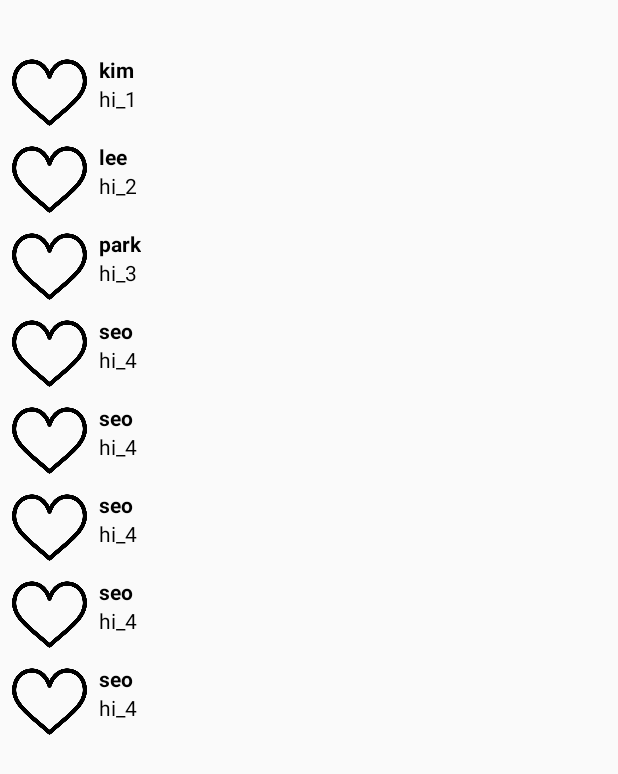
After one commit to leesoongin/BangkokChallenge, an Android app: the CommentActivity screen opened directly, with no data from a screen before it, on a phone screen of 412 x 824 dp. The commit adds this screen. Shown: the top 774 px of the screen. Run offline under Robolectric (Android 15) with nearby library versions, the phone set to English and light mode, and no system bars.

Commit message:
댓글 view 추가.미완

```diff
--- /dev/null
+++ b/app/src/main/java/com/example/bangkokchallenge/comment/CommentActivity.kt
@@ -0,0 +1,43 @@
+package com.example.bangkokchallenge.comment
+
+import androidx.appcompat.app.AppCompatActivity
+import android.os.Bundle
+import android.widget.LinearLayout
+import androidx.recyclerview.widget.LinearLayoutManager
+import androidx.recyclerview.widget.RecyclerView
+import com.example.bangkokchallenge.R
+import com.example.bangkokchallenge.model.CommentItem
+import org.jetbrains.annotations.Contract
+import org.w3c.dom.Comment
+
+class CommentActivity : AppCompatActivity() ,CommentContract.View {
+/*   comment_discription
+    comment_discription_divider
+    comment_recyclerview*/
+
+    override lateinit var presenter:CommentContract.Presenter
+    private lateinit var interactor:CommentContract.CommentInteractor
+
+    private lateinit var recyclerView:RecyclerView
+
+    override fun onCreate(savedInstanceState: Bundle?) {
+        super.onCreate(savedInstanceState)
+        setContentView(R.layout.activity_comment)
+
+        initViews()
+
+        interactor=CommentInteractorImpl()
+        presenter=CommentPresenter(this,interactor)
+
+        presenter.requestCommentDateFromServer()
+    }
+
+    override fun setRecyclerViewData(responseData: List<CommentItem>) {
+        recyclerView.adapter=CommentAdapter(responseData)
+    }
+
+    fun initViews(){
+        recyclerView=findViewById(R.id.comment_recyclerview)
+        recyclerView.layoutManager=LinearLayoutManager(applicationContext, RecyclerView.VERTICAL,false)
+    }
+}
--- /dev/null
+++ b/app/src/main/java/com/example/bangkokchallenge/comment/CommentAdapter.kt
@@ -0,0 +1,40 @@
+package com.example.bangkokchallenge.comment
+
+import android.view.LayoutInflater
+import android.view.View
+import android.view.ViewGroup
+import android.widget.ImageView
+import android.widget.TextView
+import androidx.recyclerview.widget.RecyclerView
+import com.example.bangkokchallenge.R
+import com.example.bangkokchallenge.model.CommentItem
+
+class CommentAdapter (
+    private val dataList:List<CommentItem>
+):RecyclerView.Adapter<CommentAdapter.CommentItemViewHolder>(){
+
+    override fun onCreateViewHolder(parent: ViewGroup, viewType: Int):CommentItemViewHolder {
+        var view=LayoutInflater.from(parent.context).inflate(R.layout.item_comment,parent,false)
+
+        return CommentItemViewHolder(view)
+    }
+
+    override fun getItemCount(): Int {
+        return dataList.size
+    }
+
+    override fun onBindViewHolder(holder: CommentItemViewHolder, position: Int) {
+        holder.apply {
+            userName.text=dataList[position].userName
+            comment.text=dataList[position].comment
+        }
+    }
+
+    class CommentItemViewHolder(view:View):RecyclerView.ViewHolder(view){
+        var profileImage: ImageView = view.findViewById(R.id.comment_item_profile_image)
+        var userName:TextView=view.findViewById(R.id.comment_item_user_name)
+        var comment:TextView=view.findViewById(R.id.comment_item_comment)
+    }
+
+
+}
--- /dev/null
+++ b/app/src/main/java/com/example/bangkokchallenge/comment/CommentContract.kt
@@ -0,0 +1,24 @@
+package com.example.bangkokchallenge.comment
+
+import com.example.bangkokchallenge.base.BasePresenter
+import com.example.bangkokchallenge.base.BaseView
+import com.example.bangkokchallenge.model.CommentItem
+
+interface CommentContract {
+    interface View:BaseView<Presenter>{
+        fun setRecyclerViewData(responseData :List<CommentItem>)
+    }
+
+    interface Presenter:BasePresenter{
+        fun requestCommentDateFromServer()
+    }
+
+    interface CommentInteractor{
+        fun getCommentDate(onFinishedListener:OnFinishedListener)
+
+        interface OnFinishedListener{
+            fun onSuccess(noticeArrayList:List<CommentItem>)
+        }
+    }
+
+}
--- /dev/null
+++ b/app/src/main/java/com/example/bangkokchallenge/comment/CommentInteractorImpl.kt
@@ -0,0 +1,20 @@
+package com.example.bangkokchallenge.comment
+
+import com.example.bangkokchallenge.model.CommentItem
+
+class CommentInteractorImpl :CommentContract.CommentInteractor{
+    override fun getCommentDate(onFinishedListener: CommentContract.CommentInteractor.OnFinishedListener) {
+
+        onFinishedListener.onSuccess(arrayListOf(
+            CommentItem("image","kim","hi_1"),
+            CommentItem("image","lee","hi_2"),
+            CommentItem("image","park","hi_3"),
+            CommentItem("image","seo","hi_4"),
+            CommentItem("image","seo","hi_4"),
+            CommentItem("image","seo","hi_4"),
+            CommentItem("image","seo","hi_4"),
+            CommentItem("image","seo","hi_4")
+        ))
+    }
+
+}
--- /dev/null
+++ b/app/src/main/java/com/example/bangkokchallenge/comment/CommentPresenter.kt
@@ -0,0 +1,23 @@
+package com.example.bangkokchallenge.comment
+
+import com.example.bangkokchallenge.model.CommentItem
+import org.w3c.dom.Comment
+
+class CommentPresenter(
+    private val commentView:CommentContract.View,
+    private val commentInteractor:CommentContract.CommentInteractor
+) :CommentContract.Presenter, CommentContract.CommentInteractor.OnFinishedListener{
+
+    override fun start() {
+        TODO("not implemented") //To change body of created functions use File | Settings | File Templates.
+    }
+
+    override fun requestCommentDateFromServer() {
+        commentInteractor.getCommentDate(this)
+    }
+
+    override fun onSuccess(noticeArrayList:List<CommentItem>) {
+        commentView.setRecyclerViewData(noticeArrayList)
+    }
+
+}
--- /dev/null
+++ b/app/src/main/java/com/example/bangkokchallenge/model/CommentItem.kt
@@ -0,0 +1,7 @@
+package com.example.bangkokchallenge.model
+
+data class CommentItem(
+    var profileImage:String?,
+    var userName:String?,
+    var comment:String
+)
--- a/app/src/main/java/com/example/bangkokchallenge/timeline/TimeLineAdapter.kt
+++ b/app/src/main/java/com/example/bangkokchallenge/timeline/TimeLineAdapter.kt
@@ -1,14 +1,19 @@
 package com.example.bangkokchallenge.timeline
 
+import android.content.Context
+import android.content.Intent
 import android.util.Log
 import android.view.LayoutInflater
 import android.view.View
 import android.view.ViewGroup
 import android.widget.ImageView
 import android.widget.TextView
+import androidx.core.content.ContextCompat.startActivity
 import androidx.recyclerview.widget.RecyclerView
 import com.example.bangkokchallenge.R
+import com.example.bangkokchallenge.comment.CommentActivity
 import com.example.bangkokchallenge.model.TimeLineItem
+import kotlin.coroutines.coroutineContext
 
 
 /**
@@ -34,7 +39,7 @@ import com.example.bangkokchallenge.model.TimeLineItem
     override fun onBindViewHolder(holder: TimeLineItemViewHolder, position: Int) {
         holder.apply {
             userName.text = dataList[position].userName
-            description.text = dataList[position].discription
+            discription.text = dataList[position].discription
             date.text = dataList[position].dateTime
             likeCount.text = "좋아요 ${dataList[position].likeCount}개"
             commentCount.text = "댓글 ${dataList[position].commentCount}개"
@@ -43,7 +48,7 @@ import com.example.bangkokchallenge.model.TimeLineItem
                 Log.d("이벤트리스너","like")
             }
             commentImage.setOnClickListener {
-                Log.d("이벤트리스너","comment")
+               //
             }
             moreImage.setOnClickListener {
                 Log.d("이벤트리스너","more")
@@ -55,7 +60,7 @@ import com.example.bangkokchallenge.model.TimeLineItem
 
     class TimeLineItemViewHolder(itemView: View) : RecyclerView.ViewHolder(itemView) {
         var userName: TextView = itemView.findViewById(R.id.item_time_line_username)
-        var description: TextView = itemView.findViewById(R.id.item_time_line_discription)
+        var discription: TextView = itemView.findViewById(R.id.item_time_line_discription)
         var likeCount: TextView = itemView.findViewById(R.id.item_time_line_likecount)
         var commentCount: TextView = itemView.findViewById(R.id.item_time_line_commentcount)
         var date: TextView = itemView.findViewById(R.id.item_time_line_date)
--- a/app/src/main/java/com/example/bangkokchallenge/timeline/TimeLineContract.kt
+++ b/app/src/main/java/com/example/bangkokchallenge/timeline/TimeLineContract.kt
@@ -20,6 +20,7 @@ interface TimeLineContract {
 
     }
 
+
     interface TimeLineInteractor{
         /*like , comment get data*/
         fun getTimeLineData(onFinishedListener: OnFinishedListener)
--- /dev/null
+++ b/app/src/main/res/layout/activity_comment.xml
@@ -0,0 +1,33 @@
+<?xml version="1.0" encoding="utf-8"?>
+<androidx.constraintlayout.widget.ConstraintLayout xmlns:android="http://schemas.android.com/apk/res/android"
+    xmlns:app="http://schemas.android.com/apk/res-auto"
+    xmlns:tools="http://schemas.android.com/tools"
+    android:layout_width="match_parent"
+    android:layout_height="match_parent"
+    tools:context=".comment.CommentActivity">
+
+    <TextView
+        android:id="@+id/comment_discription"
+        android:layout_width="match_parent"
+        android:layout_height="wrap_content"
+        app:layout_constraintLeft_toLeftOf="parent"
+        app:layout_constraintTop_toTopOf="parent"
+        tools:text="내용입니다.내용입니다.내용입니다.내용입니다.내용입니다.내용입니다.내용입니다.내용입니다.내용입니다.내용입니다.내용입니다.내용입니다.내용입니다.내용입니다.내용입니다.내용입니다.내용입니다.내용입니다." />
+
+    <View
+        android:id="@+id/comment_discription_divider"
+        android:layout_width="match_parent"
+        android:layout_height="1dp"
+        android:layout_marginTop="8dp"
+        app:layout_constraintLeft_toLeftOf="parent"
+        app:layout_constraintRight_toRightOf="parent"
+        app:layout_constraintTop_toBottomOf="@+id/comment_discription" />
+
+    <androidx.recyclerview.widget.RecyclerView
+        android:id="@+id/comment_recyclerview"
+        android:layout_width="match_parent"
+        android:layout_height="wrap_content"
+        app:layout_constraintEnd_toEndOf="parent"
+        app:layout_constraintLeft_toLeftOf="parent"
+        app:layout_constraintTop_toBottomOf="@id/comment_discription_divider" />
+</androidx.constraintlayout.widget.ConstraintLayout>
--- /dev/null
+++ b/app/src/main/res/layout/item_comment.xml
@@ -0,0 +1,39 @@
+<?xml version="1.0" encoding="utf-8"?>
+<androidx.constraintlayout.widget.ConstraintLayout xmlns:android="http://schemas.android.com/apk/res/android"
+    xmlns:app="http://schemas.android.com/apk/res-auto"
+    xmlns:tools="http://schemas.android.com/tools"
+    android:layout_width="match_parent"
+    android:layout_height="wrap_content">
+
+    <ImageView
+        android:id="@+id/comment_item_profile_image"
+        android:layout_width="50dp"
+        android:layout_height="50dp"
+        android:layout_marginLeft="8dp"
+        android:layout_marginTop="8dp"
+        android:src="@drawable/like"
+        app:layout_constraintLeft_toLeftOf="parent"
+        app:layout_constraintTop_toTopOf="parent" />
+
+    <TextView
+        android:id="@+id/comment_item_user_name"
+        android:layout_width="wrap_content"
+        android:layout_height="wrap_content"
+        android:layout_marginLeft="8dp"
+        android:textStyle="bold"
+        android:textColor="#000000"
+        app:layout_constraintLeft_toRightOf="@id/comment_item_profile_image"
+        app:layout_constraintTop_toTopOf="@+id/comment_item_profile_image"
+        tools:text="username" />
+
+    <TextView
+        android:id="@+id/comment_item_comment"
+        android:layout_width="wrap_content"
+        android:layout_height="wrap_content"
+        app:layout_constraintLeft_toRightOf="@id/comment_item_profile_image"
+        app:layout_constraintTop_toBottomOf="@+id/comment_item_user_name"
+        android:layout_marginLeft="8dp"
+        android:textColor="#000000"
+        tools:text="comment" />
+
+</androidx.constraintlayout.widget.ConstraintLayout>
```
Also changed, not shown: app/src/main/AndroidManifest.xml (+4 -5 lines).
